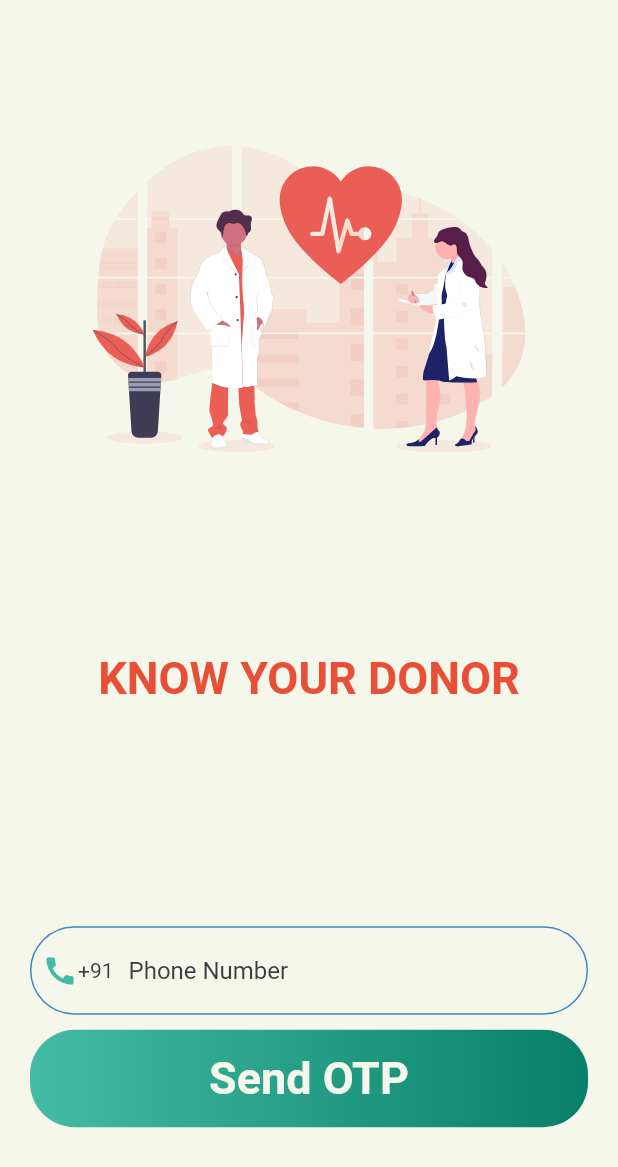
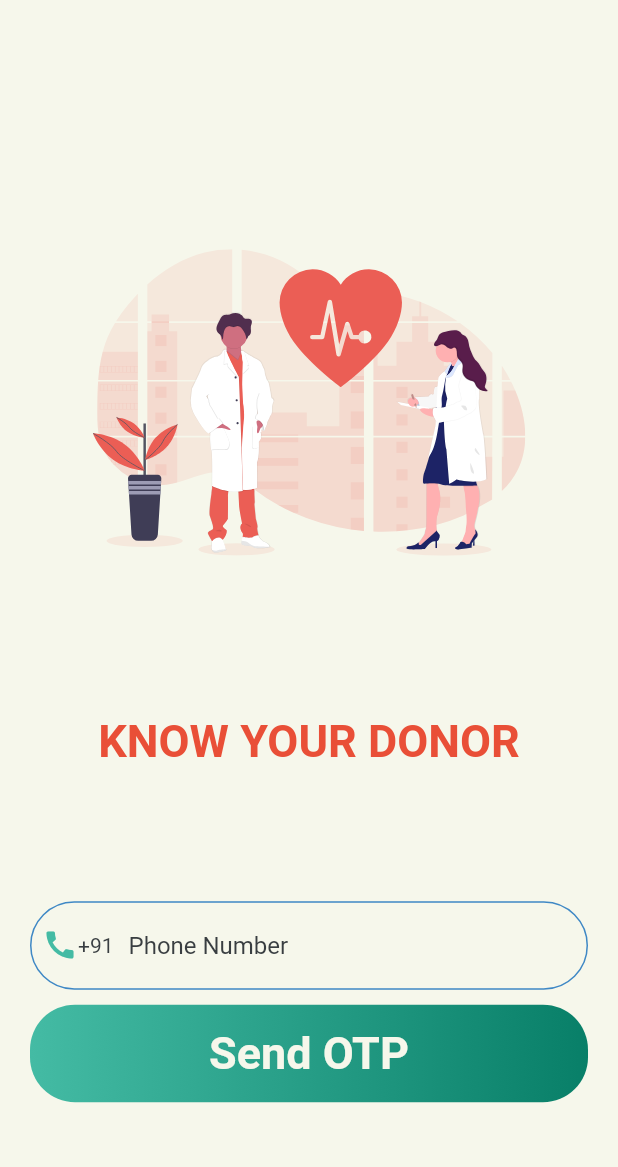
Before and after one commit to arteevraina/KnowYourDonor, a Flutter app: the screen it shows after launch, on a phone screen of 412 x 824 dp. Shown: the top 1167 px of the screen. Run offline on Flutter 3.47's test engine with Material 2 defaults, Android fonts, the phone set to English and light mode, and no system bars; our stand-ins replace firebase_auth, firebase_core, flutter_svg, fluttertoast, google_fonts; accounts and stored records are empty.

Commit message:
fix: alignment issues in otp and login page

```diff
--- a/lib/views/login_page.dart
+++ b/lib/views/login_page.dart
@@ -62,7 +62,7 @@ class LoginPage extends StatelessWidget {
               height: 60,
             ),
             Expanded(
-              flex: 3,
+              flex: 4,
               child: Container(
                 width: MediaQuery.of(context).size.width * 0.7,
                 child: SvgPicture.asset(
@@ -70,16 +70,10 @@ class LoginPage extends StatelessWidget {
                 ),
               ),
             ),
-            SizedBox(
-              height: 20,
-            ),
-            Expanded(
-              flex: 2,
-              child: Center(
-                child: Text(
-                  'KNOW YOUR DONOR',
-                  style: largeTextStyle(),
-                ),
+            Center(
+              child: Text(
+                'KNOW YOUR DONOR',
+                style: largeTextStyle(),
               ),
             ),
             Expanded(
```
Also changed, not shown: lib/views/otp_page.dart (+6 -12 lines).
